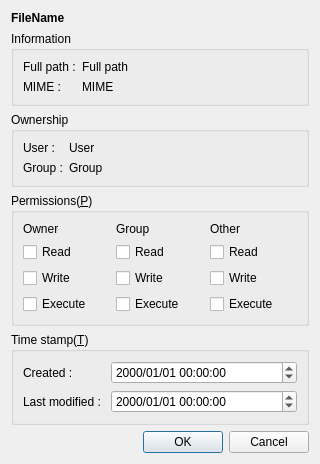
The window that fileattributesdialog.ui (haraki/farman) describes before a commit, drawn with Qt 5.
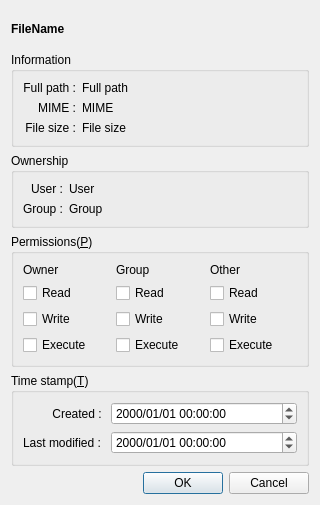
The same window after the commit.

Commit message: implemented to show file size in FileAttributeDIalog.(refs #69)

The edit to the form file:
```diff
--- a/fileattributesdialog.ui
+++ b/fileattributesdialog.ui
@@ -7,7 +7,7 @@
     <x>0</x>
     <y>0</y>
     <width>320</width>
-    <height>407</height>
+    <height>505</height>
    </rect>
   </property>
   <property name="sizePolicy">
@@ -44,6 +44,9 @@
         <property name="text">
          <string>Full path :</string>
         </property>
+        <property name="alignment">
+         <set>Qt::AlignRight|Qt::AlignTrailing|Qt::AlignVCenter</set>
+        </property>
        </widget>
       </item>
       <item row="0" column="1">
@@ -53,20 +56,40 @@
         </property>
        </widget>
       </item>
-      <item row="1" column="0">
-       <widget class="QLabel" name="informationMimeHeadLabel">
-        <property name="text">
-         <string>MIME :</string>
-        </property>
-       </widget>
-      </item>
-      <item row="1" column="1">
+      <item row="3" column="1">
        <widget class="QLabel" name="informationMimeLabel">
         <property name="text">
          <string>MIME</string>
         </property>
        </widget>
       </item>
+      <item row="3" column="0">
+       <widget class="QLabel" name="informationMimeHeadLabel">
+        <property name="text">
+         <string>MIME :</string>
+        </property>
+        <property name="alignment">
+         <set>Qt::AlignRight|Qt::AlignTrailing|Qt::AlignVCenter</set>
+        </property>
+       </widget>
+      </item>
+      <item row="4" column="0">
+       <widget class="QLabel" name="informationFileSizeHeadLabel">
+        <property name="text">
+         <string>File size :</string>
+        </property>
+        <property name="alignment">
+         <set>Qt::AlignRight|Qt::AlignTrailing|Qt::AlignVCenter</set>
+        </property>
+       </widget>
+      </item>
+      <item row="4" column="1">
+       <widget class="QLabel" name="informationFileSizeLabel">
+        <property name="text">
+         <string>File size</string>
+        </property>
+       </widget>
+      </item>
      </layout>
     </widget>
    </item>
@@ -88,6 +111,9 @@
         <property name="text">
          <string>Group :</string>
         </property>
+        <property name="alignment">
+         <set>Qt::AlignRight|Qt::AlignTrailing|Qt::AlignVCenter</set>
+        </property>
        </widget>
       </item>
       <item row="0" column="0">
@@ -95,6 +121,9 @@
         <property name="text">
          <string>User :</string>
         </property>
+        <property name="alignment">
+         <set>Qt::AlignRight|Qt::AlignTrailing|Qt::AlignVCenter</set>
+        </property>
        </widget>
       </item>
       <item row="1" column="1">
@@ -211,6 +240,9 @@
         <property name="text">
          <string>Created : </string>
         </property>
+        <property name="alignment">
+         <set>Qt::AlignRight|Qt::AlignTrailing|Qt::AlignVCenter</set>
+        </property>
        </widget>
       </item>
       <item row="1" column="0">
```
The commit also changes 1 other file.
